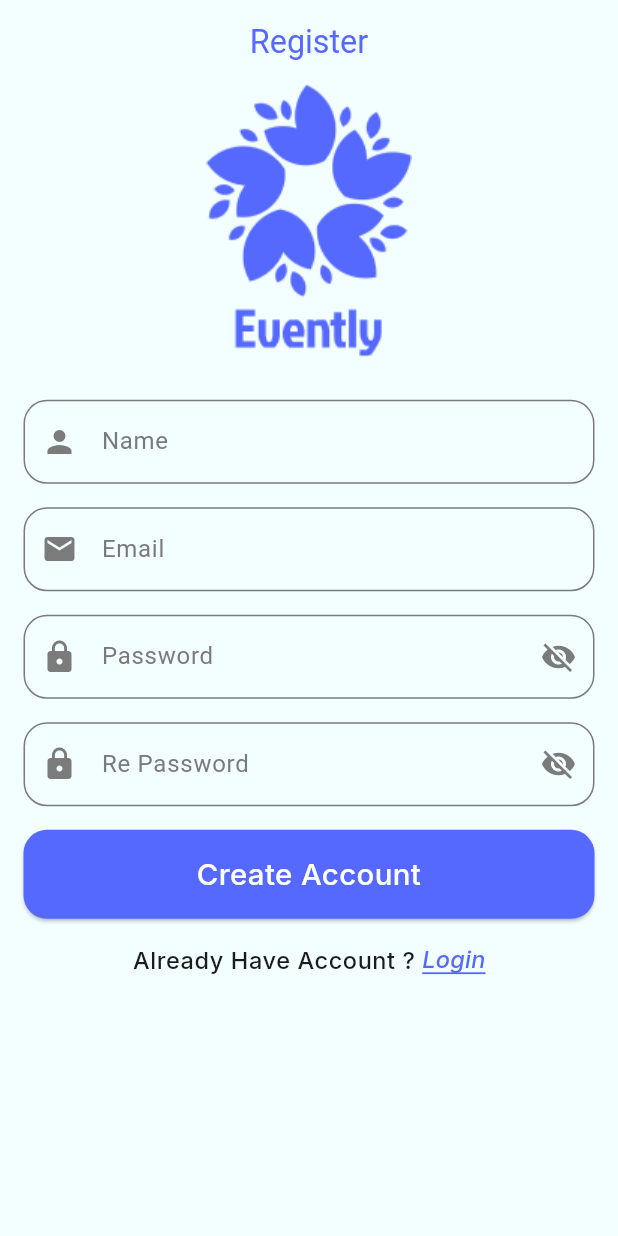
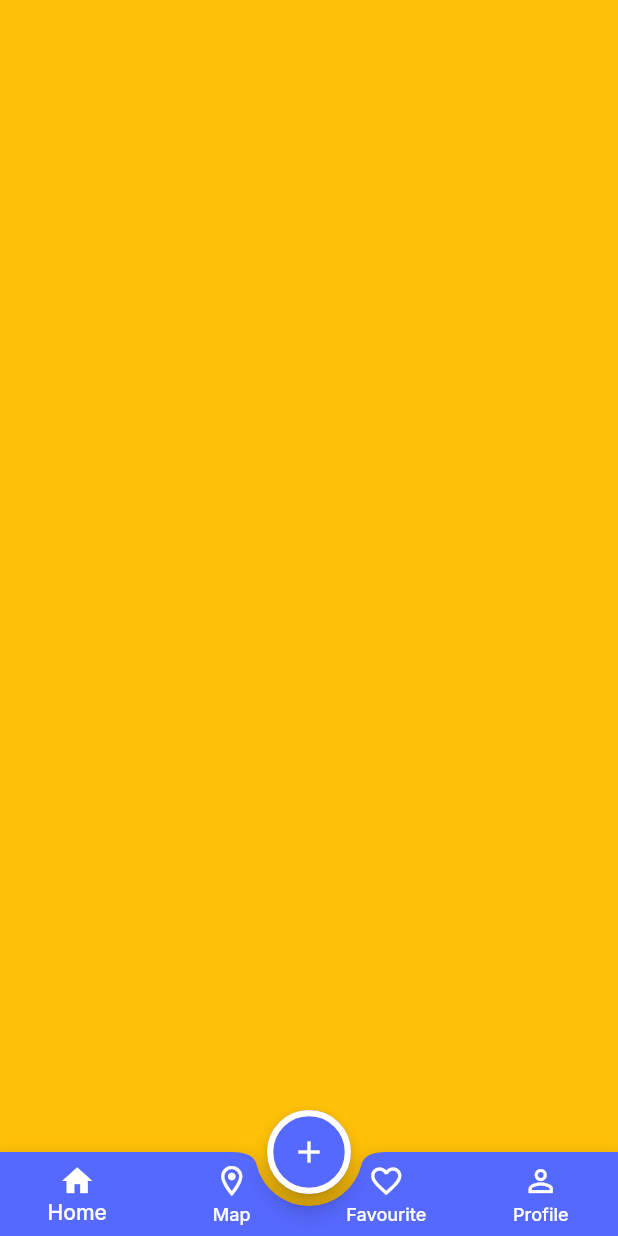
Before and after one commit to Karim-Elbahnasawy/Evently, a Flutter app: the screen it shows after launch, on a phone screen of 412 x 824 dp. Run offline on Flutter 3.47's test engine with Material 3 defaults, Android fonts, the phone set to English and light mode, and no system bars; our stand-ins replace flutter_screenutil, flutter_svg, google_fonts.

Commit message:
finish_main_layout

```diff
--- a/lib/app/app.dart
+++ b/lib/app/app.dart
@@ -16,7 +16,7 @@ class EventlyApp extends StatelessWidget {
       builder: (context, child) => MaterialApp(
         debugShowCheckedModeBanner: false,
         onGenerateRoute: RoutesManager.router,
-        initialRoute: AppRoutes.register,
+        initialRoute: AppRoutes.mainLayout,
         locale: Locale('en'),
         theme: ThemeManager.light,
         darkTheme: ThemeManager.dark,
--- a/lib/config/theme/theme_manager.dart
+++ b/lib/config/theme/theme_manager.dart
@@ -5,6 +5,7 @@ import 'package:google_fonts/google_fonts.dart';
 
 abstract class ThemeManager {
   static final ThemeData light = ThemeData(
+    useMaterial3: false,
     scaffoldBackgroundColor: ColorsManager.ofWhite,
     appBarTheme: AppBarTheme(
       backgroundColor: ColorsManager.ofWhite,
@@ -14,6 +15,28 @@ abstract class ThemeManager {
         fontWeight: FontWeight.w400,
         fontSize: 22.sp,
       ),
+    ),
+    bottomNavigationBarTheme: BottomNavigationBarThemeData(
+        backgroundColor: Colors.transparent,
+          elevation: 0,
+          type: BottomNavigationBarType.fixed,
+          selectedItemColor: ColorsManager.white,
+          unselectedItemColor: ColorsManager.white,
+    ),
+    bottomAppBarTheme: BottomAppBarTheme(
+       color: ColorsManager.blue,
+   shape: CircularNotchedRectangle(
+
+
+   ),
+    ),
+    floatingActionButtonTheme: FloatingActionButtonThemeData(
+      backgroundColor: ColorsManager.blue,
+      foregroundColor: ColorsManager.white,
+
+        shape: StadiumBorder(
+          side: BorderSide(color: ColorsManager.white,width: 4.w)
+        ),
     ),
     inputDecorationTheme: InputDecorationTheme(
       prefixIconColor: ColorsManager.grey,
--- a/lib/core/routes_manager/app_routes.dart
+++ b/lib/core/routes_manager/app_routes.dart
@@ -3,4 +3,5 @@ abstract class AppRoutes {
   static const String register = '/register';
   static const String login = '/login';
   static const String forgetPassword = '/forgetPassword';
+  static const String mainLayout = '/mainLayout';
 }
--- a/lib/core/routes_manager/routes_manager.dart
+++ b/lib/core/routes_manager/routes_manager.dart
@@ -2,6 +2,7 @@ import 'package:evently_app/core/routes_manager/app_routes.dart';
 import 'package:evently_app/features/auth/forget_password/forget_password.dart';
 import 'package:evently_app/features/auth/login/login.dart';
 import 'package:evently_app/features/auth/register/register.dart';
+import 'package:evently_app/features/main_layout/main_layout.dart';
 import 'package:flutter/material.dart';
 
 abstract class RoutesManager {
@@ -19,6 +20,9 @@ abstract class RoutesManager {
         {
           return MaterialPageRoute(builder: (context) => ForgetPassword());
         }
+      case AppRoutes.mainLayout:{
+        return MaterialPageRoute(builder: (context)=> MainLayout());
+      }
     }
     return null;
   }
--- /dev/null
+++ b/lib/features/main_layout/main_layout.dart
@@ -0,0 +1,80 @@
+import 'package:evently_app/features/main_layout/tabs/favourite/favourite_tab.dart';
+import 'package:evently_app/features/main_layout/tabs/home_tab/home_tab.dart';
+import 'package:evently_app/features/main_layout/tabs/map/map_tab.dart';
+import 'package:evently_app/features/main_layout/tabs/profile_tab/profile_tab.dart';
+import 'package:flutter/material.dart';
+
+class MainLayout extends StatefulWidget {
+  const MainLayout({super.key});
+
+  @override
+  State<MainLayout> createState() => _MainLayoutState();
+}
+
+class _MainLayoutState extends State<MainLayout> {
+  final List<Widget> tabs = [
+  HomeTab(),
+  MapTab(),
+  FavouriteTab(),
+  ProfileTab(),
+  ];
+  int _selectedIndex = 0;
+
+  @override
+  Widget build(BuildContext context) {
+    return Scaffold(
+      extendBody: true,
+      body: tabs[_selectedIndex],
+      bottomNavigationBar: _buildNavBar(),
+      floatingActionButtonLocation: FloatingActionButtonLocation.centerDocked,
+      floatingActionButton: _buildFad(),
+    );
+  }
+
+  FloatingActionButton _buildFad() {
+    return FloatingActionButton(onPressed: () {}, child: Icon(Icons.add));
+  }
+
+  BottomAppBar _buildNavBar() {
+    return BottomAppBar(
+      notchMargin: 8,
+      child: BottomNavigationBar(
+        currentIndex: _selectedIndex,
+        onTap: _onTab,
+
+        items: [
+          BottomNavigationBarItem(
+            icon: Icon(_selectedIndex == 0 ? Icons.home : Icons.home_outlined),
+            label: 'Home',
+          ),
+          BottomNavigationBarItem(
+            icon: Icon(
+              _selectedIndex == 1
+                  ? Icons.location_on
+                  : Icons.location_on_outlined,
+            ),
+            label: 'Map',
+          ),
+          BottomNavigationBarItem(
+            icon: Icon(
+              _selectedIndex == 2 ? Icons.favorite : Icons.favorite_outline,
+            ),
+            label: 'Favourite',
+          ),
+          BottomNavigationBarItem(
+            icon: Icon(
+              _selectedIndex == 3 ? Icons.person : Icons.person_outline,
+            ),
+            label: 'Profile',
+          ),
+        ],
+      ),
+    );
+  }
+
+  void _onTab(int index) {
+    setState(() {
+      _selectedIndex = index;
+    });
+  }
+}
--- /dev/null
+++ b/lib/features/main_layout/tabs/favourite/favourite_tab.dart
@@ -0,0 +1,10 @@
+import 'package:flutter/material.dart';
+
+class FavouriteTab extends StatelessWidget {
+  const FavouriteTab({super.key});
+
+  @override
+  Widget build(BuildContext context) {
+    return const Placeholder();
+  }
+}
--- /dev/null
+++ b/lib/features/main_layout/tabs/home_tab/home_tab.dart
@@ -0,0 +1,12 @@
+import 'package:flutter/material.dart';
+
+class HomeTab extends StatelessWidget {
+  const HomeTab({super.key});
+
+  @override
+  Widget build(BuildContext context) {
+    return Container(
+      color: Colors.amber,
+    );
+  }
+}
--- /dev/null
+++ b/lib/features/main_layout/tabs/map/map_tab.dart
@@ -0,0 +1,10 @@
+import 'package:flutter/material.dart';
+
+class MapTab extends StatelessWidget {
+  const MapTab({super.key});
+
+  @override
+  Widget build(BuildContext context) {
+    return const Placeholder();
+  }
+}
--- /dev/null
+++ b/lib/features/main_layout/tabs/profile_tab/profile_tab.dart
@@ -0,0 +1,10 @@
+import 'package:flutter/material.dart';
+
+class ProfileTab extends StatelessWidget {
+  const ProfileTab({super.key});
+
+  @override
+  Widget build(BuildContext context) {
+    return const Placeholder();
+  }
+}
```
